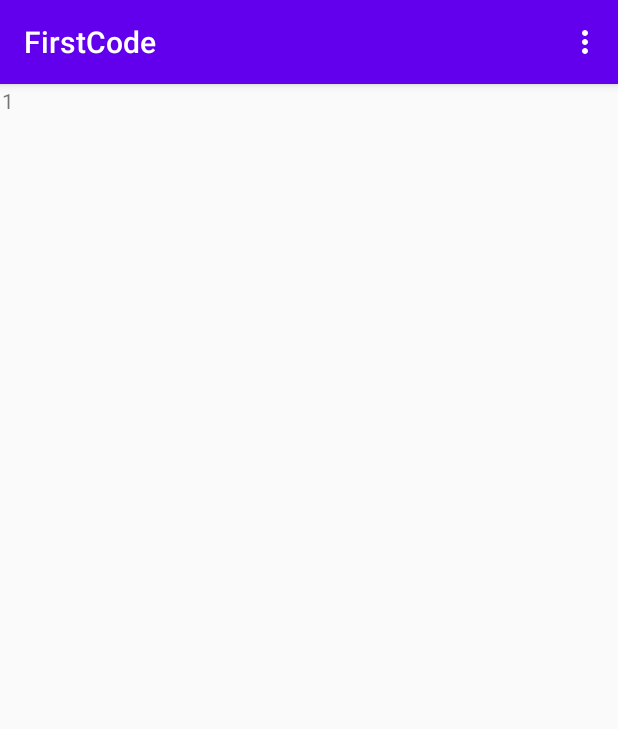
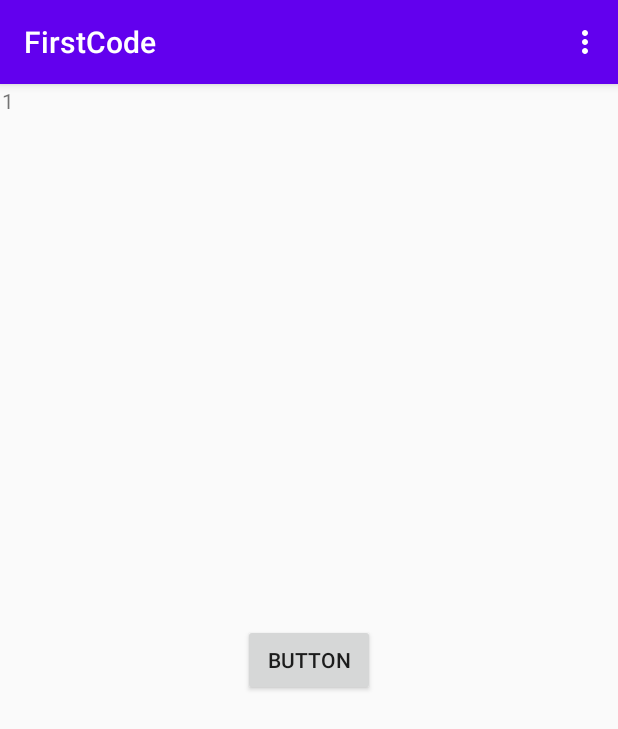
Before and after one commit to yukaida/FirstCode, an Android app: the screen it shows after launch (MainActivity), on a phone screen of 412 x 824 dp. Shown: the top 729 px of the screen. Run offline under Robolectric (Android 15) with nearby library versions, the phone set to English and light mode, and no system bars.

Commit message:
通知demo

```diff
--- /dev/null
+++ b/app/src/main/java/com/example/firstcode/MyApplication.java
@@ -0,0 +1,33 @@
+package com.example.firstcode;
+
+import android.app.Application;
+import android.app.NotificationChannel;
+import android.app.NotificationManager;
+import android.os.Build;
+
+public class MyApplication extends Application {
+    String CHANNEL_ID = "TestCodeNotification";
+    @Override
+    public void onCreate() {
+        super.onCreate();
+        createNotificationChannel();
+
+    }
+
+
+    private void createNotificationChannel() {
+        // Create the NotificationChannel, but only on API 26+ because
+        // the NotificationChannel class is new and not in the support library
+        if (Build.VERSION.SDK_INT >= Build.VERSION_CODES.O) {
+            CharSequence name = getString(R.string.channel_name);
+            String description = getString(R.string.channel_description);
+            int importance = NotificationManager.IMPORTANCE_HIGH;
+            NotificationChannel channel = new NotificationChannel(CHANNEL_ID, name, importance);
+            channel.setDescription(description);
+            // Register the channel with the system; you can't change the importance
+            // or other notification behaviors after this
+            NotificationManager notificationManager = getSystemService(NotificationManager.class);
+            notificationManager.createNotificationChannel(channel);
+        }
+    }
+}
--- a/app/src/main/java/com/example/firstcode/activity/MainActivity.java
+++ b/app/src/main/java/com/example/firstcode/activity/MainActivity.java
@@ -2,19 +2,36 @@ package com.example.firstcode.activity;
 
 import androidx.annotation.NonNull;
 import androidx.appcompat.app.AppCompatActivity;
+import androidx.core.app.NotificationCompat;
+import androidx.core.app.NotificationManagerCompat;
 import androidx.recyclerview.widget.LinearLayoutManager;
 import androidx.recyclerview.widget.RecyclerView;
 
+import android.app.AlarmManager;
+import android.app.Notification;
+import android.app.NotificationChannel;
+import android.app.NotificationManager;
+import android.app.PendingIntent;
+import android.content.Context;
 import android.content.Intent;
+import android.os.Build;
 import android.os.Bundle;
+import android.os.SystemClock;
 import android.util.Log;
 import android.view.Menu;
 import android.view.MenuItem;
+import android.view.View;
+import android.widget.Button;
 import android.widget.Toast;
 
 import com.example.firstcode.R;
 import com.example.firstcode.adapter.MainRvAdapter;
 
+import java.io.BufferedWriter;
+import java.io.FileNotFoundException;
+import java.io.FileOutputStream;
+import java.io.IOException;
+import java.io.OutputStreamWriter;
 import java.util.ArrayList;
 import java.util.List;
 
@@ -26,7 +43,10 @@ public class MainActivity extends AppCompatActivity {
     private RecyclerView recyclerView;
     private MainRvAdapter mainRvAdapter;
     private List<String> data = new ArrayList<>();
+    private Button button;
+    String CHANNEL_ID = "TestCodeNotification";
     @Override
+
     protected void onCreate(Bundle savedInstanceState) {
         super.onCreate(savedInstanceState);
         setContentView(R.layout.activity_main);
@@ -44,6 +64,31 @@ public class MainActivity extends AppCompatActivity {
         mainRvAdapter = new MainRvAdapter(this, data);
         recyclerView.setLayoutManager(new LinearLayoutManager(this));
         recyclerView.setAdapter(mainRvAdapter);
+
+        button = findViewById(R.id.button);
+
+        try {
+            FileOutputStream fileOutputStream = openFileOutput("firstCodeData", MODE_APPEND);
+            BufferedWriter bufferedWriter = new BufferedWriter(new OutputStreamWriter(fileOutputStream));
+            bufferedWriter.write("一串测试数据");
+            bufferedWriter.close();
+        } catch (FileNotFoundException e) {
+            e.printStackTrace();
+            Log.d(TAG, "openFileOutput get an error :" + e.getMessage());
+            finish();
+        } catch (IOException e) {
+            e.printStackTrace();
+            Log.d(TAG, "bufferedWriter.write get an error :" + e.getMessage());
+//            finish();
+        }
+
+        button.setOnClickListener(new View.OnClickListener() {
+            @Override
+            public void onClick(View view) {
+                sendMessage();
+
+            }
+        });
 
 
     }
@@ -82,4 +127,31 @@ public class MainActivity extends AppCompatActivity {
         }
         return true;
     }
+
+    private void sendMessage(){
+        // Create an explicit intent for an Activity in your app
+        Intent intent = new Intent(this, DialogActivity.class);
+        intent.setFlags(Intent.FLAG_ACTIVITY_NEW_TASK | Intent.FLAG_ACTIVITY_CLEAR_TASK);
+        PendingIntent pendingIntent = PendingIntent.getActivity(this, 0, intent, 0);
+
+        NotificationCompat.Builder builder = new NotificationCompat.Builder(this, CHANNEL_ID)
+                .setSmallIcon(R.drawable.ic_launcher_background)
+                .setContentTitle("textTitle")
+                .setContentText("textContent")
+                .setPriority(NotificationCompat.PRIORITY_DEFAULT)
+                // Set the intent that will fire when the user taps the notification
+                .setContentIntent(pendingIntent)
+                .setAutoCancel(true)
+                .setDefaults(Notification.DEFAULT_SOUND | Notification.DEFAULT_VIBRATE);
+
+        NotificationManagerCompat notificationManager = NotificationManagerCompat.from(this);
+
+        // notificationId is a unique int for each notification that you must define
+        notificationManager.notify(0, builder.build());
+
+
+    }
+
+
+
 }
--- a/app/src/main/res/layout/activity_main.xml
+++ b/app/src/main/res/layout/activity_main.xml
@@ -9,11 +9,19 @@
     <androidx.recyclerview.widget.RecyclerView
         android:id="@+id/recyclerView"
         android:layout_width="0dp"
-        android:layout_height="0dp"
+        android:layout_height="wrap_content"
         android:layout_marginStart="1dp"
         android:layout_marginTop="1dp"
         android:layout_marginEnd="1dp"
-        android:layout_marginBottom="1dp"
+        app:layout_constraintEnd_toEndOf="parent"
+        app:layout_constraintStart_toStartOf="parent"
+        app:layout_constraintTop_toTopOf="parent" />
+
+    <Button
+        android:id="@+id/button"
+        android:layout_width="wrap_content"
+        android:layout_height="wrap_content"
+        android:text="Button"
         app:layout_constraintBottom_toBottomOf="parent"
         app:layout_constraintEnd_toEndOf="parent"
         app:layout_constraintStart_toStartOf="parent"
--- a/app/src/main/res/values/strings.xml
+++ b/app/src/main/res/values/strings.xml
@@ -1,3 +1,5 @@
 <resources>
     <string name="app_name">FirstCode</string>
+    <string name="channel_name">Message</string>
+    <string name="channel_description">app message</string>
 </resources>
```
Also changed, not shown: app/src/main/AndroidManifest.xml (+8 -4 lines), app/src/main/java/com/example/firstcode/service/MyService.java (added, +42 -0 lines), 1 other file.
